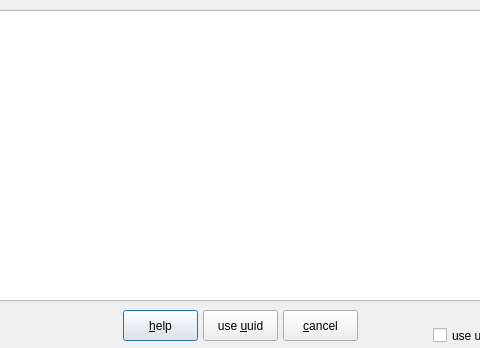
This is zuluCrypt-gui/openpartition.ui in mhogomchungu/zuluCrypt as Qt 5 draws it before an edit; both pictures show x 127 to 607 and y 0 to 348 of the 730 by 348 pixel window. The edited form follows.
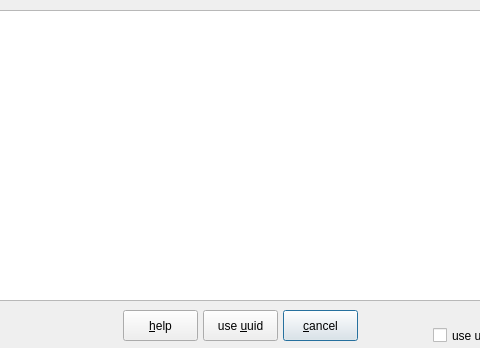
This is the edited form.

Patch:
```diff
--- a/zuluCrypt-gui/openpartition.ui
+++ b/zuluCrypt-gui/openpartition.ui
@@ -150,6 +150,9 @@
    <property name="text">
     <string>&amp;cancel</string>
    </property>
+   <property name="default">
+    <bool>true</bool>
+   </property>
   </widget>
  </widget>
  <tabstops>
```
